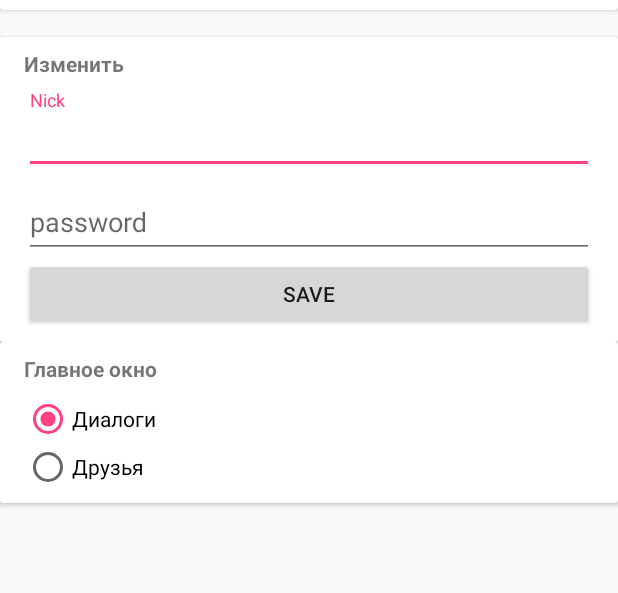
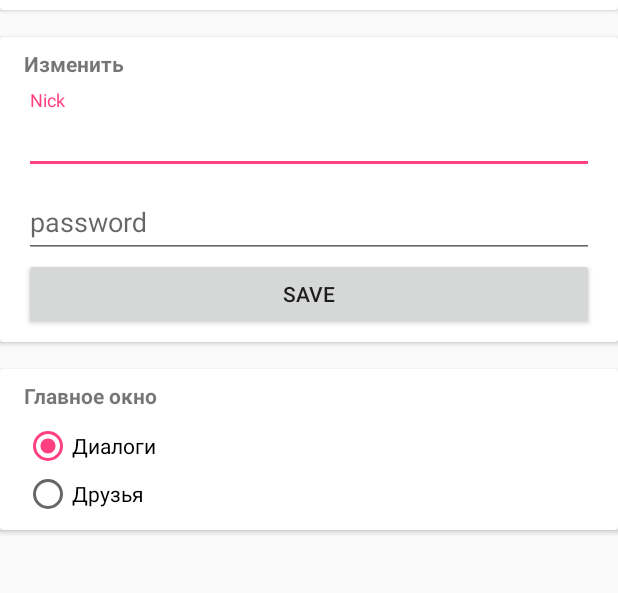
Before and after one commit to FromSi/FS_iMaytber, an Android app: the MainActivity screen opened directly, with no data from a screen before it, on a phone screen of 412 x 824 dp, the part 272-865 px from its top. Run offline under Robolectric (Android 15) with nearby library versions, the phone set to English and light mode, and no system bars; our stand-ins replace ButterKnife, CircleImageView, Picasso, Room's generated code, RxJava; pictures from the network do not load.

Commit message:
Second commit

```diff
--- a/app/src/main/java/kz/sgq/fs_imaytber/mvp/presenter/MainPresenterImpl.java
+++ b/app/src/main/java/kz/sgq/fs_imaytber/mvp/presenter/MainPresenterImpl.java
@@ -37,6 +37,7 @@ public class MainPresenterImpl implements MainPresenter {
                     public void onNext(TableProfile profile) {
                         view.setNick(profile.getNick());
                         view.setLogin(profile.getLogin() + "#" + profile.getIduser());
+                        view.setAvatar(profile.getAvatar());
                     }
 
                     @Override
--- a/app/src/main/java/kz/sgq/fs_imaytber/mvp/presenter/SignupPresenterImpl.java
+++ b/app/src/main/java/kz/sgq/fs_imaytber/mvp/presenter/SignupPresenterImpl.java
@@ -25,9 +25,8 @@ public class SignupPresenterImpl implements LoginPresenter {
         boolean password = view.getPassword().length() >= model.getMinSize();
 
         if (nick && login && password) {
-            view.showProgressBar();
             model.getSocket()
-                    .postUser("deffffff", view.getNick(),
+                    .postUser(view.getUrlAvatar(), view.getNick(),
                             view.getLogin(), view.getPassword(),
                             view.getToken())
                     .subscribe(new DisposableObserver<POSTUser>() {
--- a/app/src/main/java/kz/sgq/fs_imaytber/mvp/view/MainView.java
+++ b/app/src/main/java/kz/sgq/fs_imaytber/mvp/view/MainView.java
@@ -3,5 +3,6 @@ package kz.sgq.fs_imaytber.mvp.view;
 public interface MainView {
     void setNick(String nick);
     void setLogin(String login);
+    void setAvatar(String url);
     void exitActivity();
 }
--- a/app/src/main/java/kz/sgq/fs_imaytber/mvp/view/SignupView.java
+++ b/app/src/main/java/kz/sgq/fs_imaytber/mvp/view/SignupView.java
@@ -5,12 +5,12 @@ public interface SignupView {
     String getLogin();
     String getPassword();
     String getToken();
+    String getUrlAvatar();
     void setupProfile();
     void showErrorNick();
     void showErrorLogin();
     void showErrorPassword();
     void showErrorConnect();
-    void showProgressBar();
     void dismissProgressBar();
     void startActivity();
 }
--- a/app/src/main/res/layout/fragment_login.xml
+++ b/app/src/main/res/layout/fragment_login.xml
@@ -34,7 +34,8 @@
                     android:id="@+id/login"
                     android:layout_width="match_parent"
                     android:layout_height="wrap_content"
-                    android:hint="login" />
+                    android:hint="login"
+                    android:maxLength="16"/>
             </android.support.design.widget.TextInputLayout>
 
             <android.support.design.widget.TextInputLayout
@@ -46,7 +47,8 @@
                     android:id="@+id/password"
                     android:layout_width="match_parent"
                     android:layout_height="wrap_content"
-                    android:hint="password" />
+                    android:hint="password"
+                    android:maxLength="40"/>
             </android.support.design.widget.TextInputLayout>
 
             <Button
--- a/app/src/main/res/layout/fragment_settings.xml
+++ b/app/src/main/res/layout/fragment_settings.xml
@@ -1,6 +1,10 @@
 <?xml version="1.0" encoding="utf-8"?>
-<LinearLayout xmlns:android="http://schemas.android.com/apk/res/android"
+<android.support.v4.widget.NestedScrollView xmlns:android="http://schemas.android.com/apk/res/android"
     xmlns:app="http://schemas.android.com/apk/res-auto"
+    android:layout_width="match_parent"
+    android:layout_height="match_parent">
+
+    <LinearLayout
         android:layout_width="match_parent"
         android:layout_height="match_parent"
         android:orientation="vertical">
@@ -61,7 +65,8 @@
 
         <android.support.v7.widget.CardView
             android:layout_width="match_parent"
-        android:layout_height="wrap_content">
+            android:layout_height="wrap_content"
+            android:layout_marginBottom="18dp">
 
             <LinearLayout
                 android:layout_width="match_parent"
@@ -118,13 +123,14 @@
 
         <android.support.v7.widget.CardView
             android:layout_width="match_parent"
-        android:layout_height="wrap_content">
+            android:layout_height="wrap_content"
+            android:layout_marginBottom="18dp">
 
             <LinearLayout
                 android:layout_width="match_parent"
                 android:layout_height="wrap_content"
-            android:orientation="vertical"
-            android:layout_marginBottom="8dp">
+                android:layout_marginBottom="8dp"
+                android:orientation="vertical">
 
                 <TextView
                     android:layout_width="wrap_content"
@@ -144,8 +150,8 @@
                         android:id="@+id/radioDialogs"
                         android:layout_width="wrap_content"
                         android:layout_height="wrap_content"
-                    android:text="Диалоги"
-                    android:checked="true"/>
+                        android:checked="true"
+                        android:text="Диалоги" />
 
                     <RadioButton
                         android:id="@+id/radioFriends"
@@ -157,3 +163,4 @@
 
         </android.support.v7.widget.CardView>
     </LinearLayout>
+</android.support.v4.widget.NestedScrollView>
```
Also changed, not shown: app/src/main/java/kz/sgq/fs_imaytber/ui/activity/MainActivity.java (+38 -6 lines), app/src/main/java/kz/sgq/fs_imaytber/ui/fragment/SignupFragment.java (+48 -24 lines), app/src/main/res/layout/fragment_signup.xml (+6 -3 lines). Lines whose indentation alone changed are shown as unchanged.
